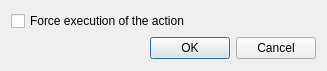
Qt form ui/getdialogs/getForceOptionDialog.ui (AmirHammouteneEI/ScheduledPasteAndKeys) before a commit.
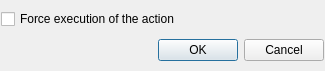
The same form after that commit.

What changed in the file:
```diff
--- a/ui/getdialogs/getForceOptionDialog.ui
+++ b/ui/getdialogs/getForceOptionDialog.ui
@@ -6,7 +6,7 @@
    <rect>
     <x>0</x>
     <y>0</y>
-    <width>327</width>
+    <width>325</width>
     <height>71</height>
    </rect>
   </property>
@@ -14,6 +14,21 @@
    <string>Set if the execution of the action should be forced</string>
   </property>
   <layout class="QVBoxLayout" name="verticalLayout">
+   <property name="spacing">
+    <number>2</number>
+   </property>
+   <property name="leftMargin">
+    <number>1</number>
+   </property>
+   <property name="topMargin">
+    <number>1</number>
+   </property>
+   <property name="rightMargin">
+    <number>1</number>
+   </property>
+   <property name="bottomMargin">
+    <number>1</number>
+   </property>
    <item>
     <widget class="QCheckBox" name="checkBox">
      <property name="text">
```
Left out of the diff: 3 changed lines with no effect on the pictures.
